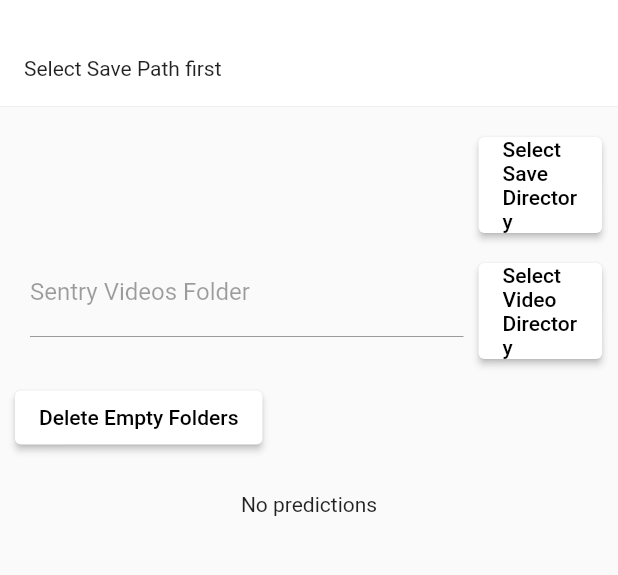
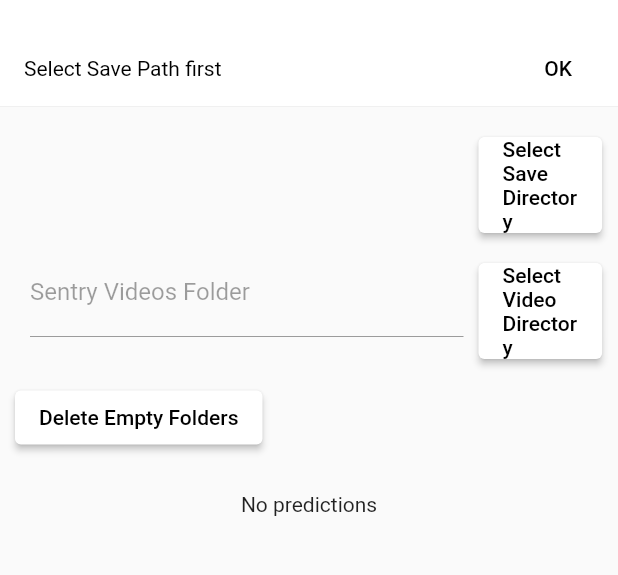
Before and after one commit to sanchitd5/teslaCamCleaner, a Flutter app: the screen it shows after launch, after a tap on "Select Video Directory", on a phone screen of 412 x 824 dp, the part 58-633 px from its top. Run offline on Flutter 3.47's test engine with Material 2 defaults, Android fonts, the phone set to English and light mode, and no system bars; our stand-ins replace device_info_plus, dio, full_screen_image_null_safe, go_router, google_fonts, logger and 4 more; missing offline and left inert: easy_isolate, filesystem_picker, process_run, tflite_flutter, tflite_flutter_helper; accounts and stored records are empty.

Commit message:
update UX

```diff
--- a/lib/screens/home/home.dart
+++ b/lib/screens/home/home.dart
@@ -369,7 +369,10 @@
                                         ScaffoldMessenger.of(context)
                                             .showMaterialBanner(MaterialBanner(
                                                 content: const Text(
-                                                    'Select Save Path first'),
+                                                  'Select Save Path first',
+                                                  style: TextStyle(
+                                                      color: Colors.black),
+                                                ),
                                                 actions: [
                                               TextButton(
                                                 onPressed: () {
@@ -380,7 +383,11 @@
                                                                   .dismiss);
                                                   pickSavePath();
                                                 },
-                                                child: const Text('OK'),
+                                                child: const Text(
+                                                  'OK',
+                                                  style: TextStyle(
+                                                      color: Colors.black),
+                                                ),
                                               )
                                             ]));
                                         return;
```
